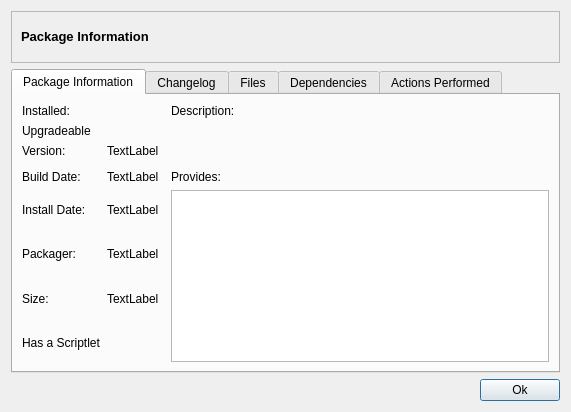
The window that trunk/shaman/ui/pkgProperties.ui (drf/shaman1) describes before a commit, drawn with Qt 5.
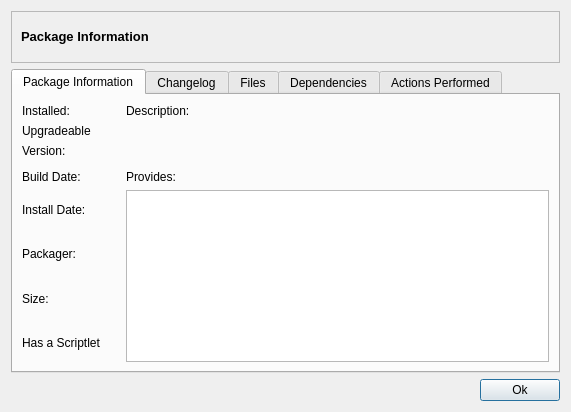
The same window after the commit. Icons and pictures are not drawn.

Commit message: Useless strings

The edit to the form file:
```diff
--- a/trunk/shaman/ui/pkgProperties.ui
+++ b/trunk/shaman/ui/pkgProperties.ui
@@ -150,7 +150,7 @@
          <item row="4" column="1" colspan="2" >
           <widget class="QLabel" name="builddateLabel" >
            <property name="text" >
-            <string>TextLabel</string>
+            <string/>
            </property>
            <property name="scaledContents" >
             <bool>true</bool>
@@ -201,7 +201,7 @@
          <item row="5" column="1" >
           <widget class="QLabel" name="installdateLabel" >
            <property name="text" >
-            <string>TextLabel</string>
+            <string/>
            </property>
            <property name="scaledContents" >
             <bool>true</bool>
@@ -214,7 +214,7 @@
          <item row="6" column="1" >
           <widget class="QLabel" name="packagerLabel" >
            <property name="text" >
-            <string>TextLabel</string>
+            <string/>
            </property>
            <property name="scaledContents" >
             <bool>true</bool>
@@ -227,7 +227,7 @@
          <item row="7" column="1" >
           <widget class="QLabel" name="sizeLabel" >
            <property name="text" >
-            <string>TextLabel</string>
+            <string/>
            </property>
           </widget>
          </item>
@@ -264,7 +264,7 @@
          <item row="2" column="1" >
           <widget class="QLabel" name="versionLabel" >
            <property name="text" >
-            <string>TextLabel</string>
+            <string/>
            </property>
           </widget>
          </item>
```
